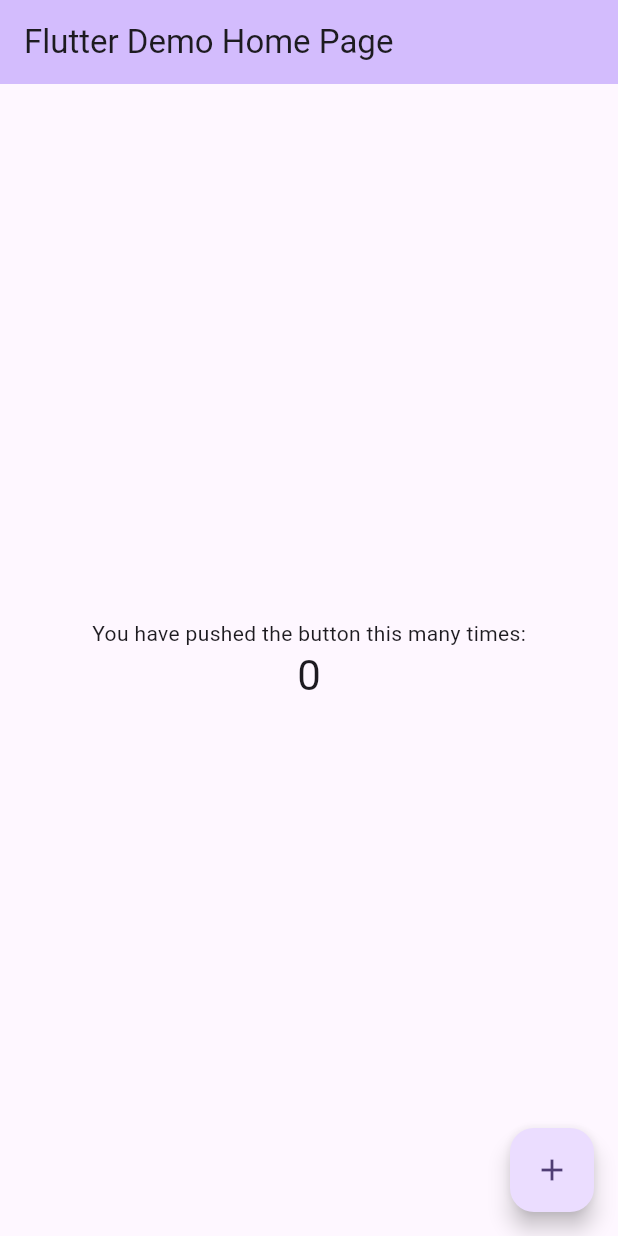
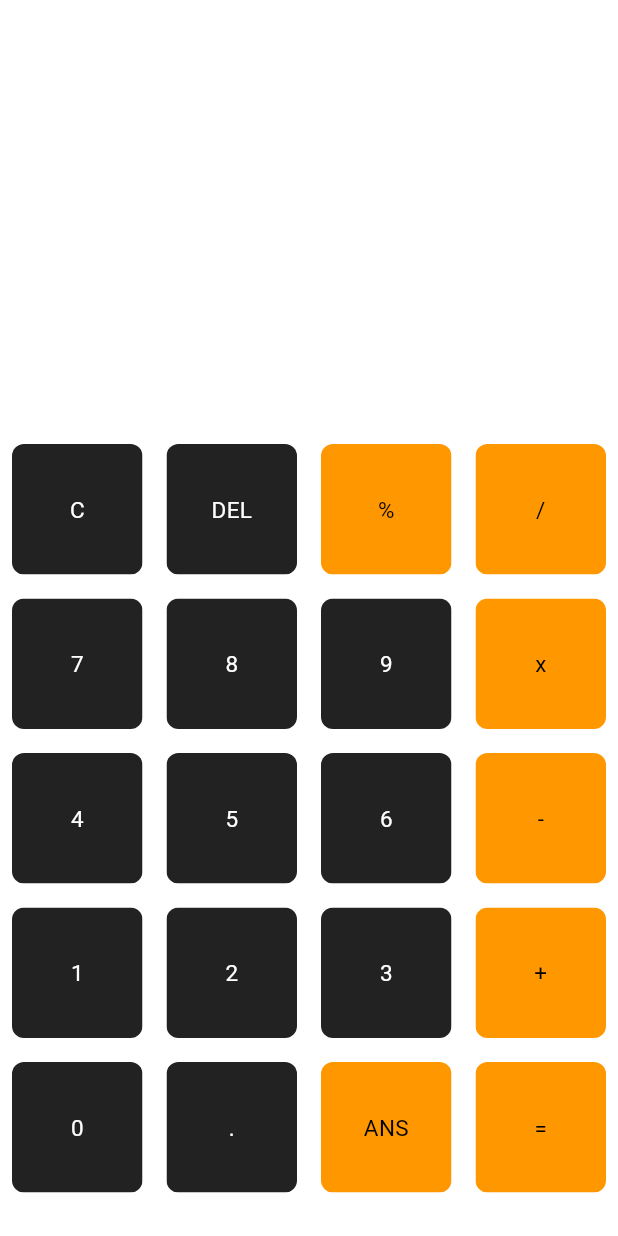
Before and after one commit to johnchristiandorola/calculator, a Flutter app: the screen it shows after launch, on a phone screen of 412 x 824 dp. Run offline on Flutter 3.47's test engine with Material 3 defaults, Android fonts, the phone set to English and light mode, and no system bars.

Commit message:
Working in UIs

```diff
--- a/lib/main.dart
+++ b/lib/main.dart
@@ -1,122 +1,25 @@
 import 'package:flutter/material.dart';
+import 'package:my_calculator/pages/calc_page.dart';
+import 'package:my_calculator/widget/button_widget.dart';
 
 void main() {
   runApp(const MyApp());
 }
 
-class MyApp extends StatelessWidget {
+class MyApp extends StatefulWidget {
   const MyApp({super.key});
 
-  // This widget is the root of your application.
+  @override
+  State<MyApp> createState() => _MyAppState();
+}
+
+class _MyAppState extends State<MyApp> {
   @override
   Widget build(BuildContext context) {
     return MaterialApp(
-      title: 'Flutter Demo',
-      theme: ThemeData(
-        // This is the theme of your application.
-        //
-        // TRY THIS: Try running your application with "flutter run". You'll see
-        // the application has a purple toolbar. Then, without quitting the app,
-        // try changing the seedColor in the colorScheme below to Colors.green
-        // and then invoke "hot reload" (save your changes or press the "hot
-        // reload" button in a Flutter-supported IDE, or press "r" if you used
-        // the command line to start the app).
-        //
-        // Notice that the counter didn't reset back to zero; the application
-        // state is not lost during the reload. To reset the state, use hot
-        // restart instead.
-        //
-        // This works for code too, not just values: Most code changes can be
-        // tested with just a hot reload.
-        colorScheme: ColorScheme.fromSeed(seedColor: Colors.deepPurple),
-      ),
-      home: const MyHomePage(title: 'Flutter Demo Home Page'),
+      debugShowCheckedModeBanner: false,
+      title: 'My Calculator',
+      home: Scaffold(backgroundColor: Colors.white70, body: CalcPage()),
     );
   }
 }
-
-class MyHomePage extends StatefulWidget {
-  const MyHomePage({super.key, required this.title});
-
-  // This widget is the home page of your application. It is stateful, meaning
-  // that it has a State object (defined below) that contains fields that affect
-  // how it looks.
-
-  // This class is the configuration for the state. It holds the values (in this
-  // case the title) provided by the parent (in this case the App widget) and
-  // used by the build method of the State. Fields in a Widget subclass are
-  // always marked "final".
-
-  final String title;
-
-  @override
-  State<MyHomePage> createState() => _MyHomePageState();
-}
-
-class _MyHomePageState extends State<MyHomePage> {
-  int _counter = 0;
-
-  void _incrementCounter() {
-    setState(() {
-      // This call to setState tells the Flutter framework that something has
-      // changed in this State, which causes it to rerun the build method below
-      // so that the display can reflect the updated values. If we changed
-      // _counter without calling setState(), then the build method would not be
-      // called again, and so nothing would appear to happen.
-      _counter++;
-    });
-  }
-
-  @override
-  Widget build(BuildContext context) {
-    // This method is rerun every time setState is called, for instance as done
-    // by the _incrementCounter method above.
-    //
-    // The Flutter framework has been optimized to make rerunning build methods
-    // fast, so that you can just rebuild anything that needs updating rather
-    // than having to individually change instances of widgets.
-    return Scaffold(
-      appBar: AppBar(
-        // TRY THIS: Try changing the color here to a specific color (to
-        // Colors.amber, perhaps?) and trigger a hot reload to see the AppBar
-        // change color while the other colors stay the same.
-        backgroundColor: Theme.of(context).colorScheme.inversePrimary,
-        // Here we take the value from the MyHomePage object that was created by
-        // the App.build method, and use it to set our appbar title.
-        title: Text(widget.title),
-      ),
-      body: Center(
-        // Center is a layout widget. It takes a single child and positions it
-        // in the middle of the parent.
-        child: Column(
-          // Column is also a layout widget. It takes a list of children and
-          // arranges them vertically. By default, it sizes itself to fit its
-          // children horizontally, and tries to be as tall as its parent.
-          //
-          // Column has various properties to control how it sizes itself and
-          // how it positions its children. Here we use mainAxisAlignment to
-          // center the children vertically; the main axis here is the vertical
-          // axis because Columns are vertical (the cross axis would be
-          // horizontal).
-          //
-          // TRY THIS: Invoke "debug painting" (choose the "Toggle Debug Paint"
-          // action in the IDE, or press "p" in the console), to see the
-          // wireframe for each widget.
-          mainAxisAlignment: MainAxisAlignment.center,
-          children: <Widget>[
-            const Text('You have pushed the button this many times:'),
-            Text(
-              '$_counter',
-              style: Theme.of(context).textTheme.headlineMedium,
-            ),
-          ],
-        ),
-      ),
-      floatingActionButton: FloatingActionButton(
-        onPressed: _incrementCounter,
-        tooltip: 'Increment',
-        child: const Icon(Icons.add),
-      ), // This trailing comma makes auto-formatting nicer for build methods.
-    );
-  }
-}
--- /dev/null
+++ b/lib/pages/calc_page.dart
@@ -0,0 +1,117 @@
+import 'package:flutter/material.dart';
+import 'package:my_calculator/widget/button_widget.dart';
+
+class CalcPage extends StatefulWidget {
+  const CalcPage({super.key});
+
+  @override
+  State<CalcPage> createState() => _CalcPageState();
+}
+
+class _CalcPageState extends State<CalcPage> {
+  String userInputs = '';
+  String answer = '';
+  List<String> listOfButtons = [
+    'C',
+    'DEL',
+    '%',
+    '/',
+    '7',
+    '8',
+    '9',
+    'x',
+    '4',
+    '5',
+    '6',
+    '-',
+    '1',
+    '2',
+    '3',
+    '+',
+    '0',
+    '.',
+    'ANS',
+    '=',
+  ];
+  @override
+  Widget build(BuildContext context) {
+    return Column(
+      children: [
+        SizedBox(height: 20.0),
+        Expanded(
+          child: Container(
+            child: Column(
+              mainAxisAlignment: MainAxisAlignment.spaceEvenly,
+              children: [
+                Container(
+                  color: Colors.white,
+                  padding: EdgeInsets.all(15),
+                  alignment: Alignment.bottomLeft,
+                  child: Text(userInputs, style: TextStyle(fontSize: 20.0)),
+                ),
+                Container(
+                  color: Colors.white,
+                  padding: EdgeInsets.all(15),
+                  alignment: Alignment.bottomRight,
+                  child: Text(answer, style: TextStyle(fontSize: 20.0)),
+                ),
+              ],
+            ),
+          ),
+        ),
+        Expanded(
+          flex: 2,
+          child: Container(
+            child: GridView.builder(
+              itemCount: listOfButtons.length,
+              gridDelegate: SliverGridDelegateWithFixedCrossAxisCount(
+                crossAxisCount: 4,
+              ),
+              itemBuilder: (context, index) {
+                return ButtonWidget(
+                  onTapped: () {
+                    setState(() {
+                      if (index == 0) {
+                        userInputs = '';
+                      } else if (index == 1) {
+                        userInputs = userInputs.substring(
+                          0,
+                          userInputs.length - 1,
+                        );
+                      } else {
+                        userInputs += listOfButtons[index];
+                      }
+                    });
+                  },
+                  buttonText: listOfButtons[index],
+                  buttonBgColor:
+                      isOperator(listOfButtons[index])
+                          ? Colors.orange
+                          : Colors.black87,
+                  buttonTextColor:
+                      isOperator(listOfButtons[index])
+                          ? Colors.black
+                          : Colors.white,
+                );
+              },
+            ),
+          ),
+        ),
+      ],
+    );
+  }
+
+  bool isOperator(String x) {
+    if (x == '%' ||
+        x == '/' ||
+        x == 'x' ||
+        x == '-' ||
+        x == '+' ||
+        x == '=' ||
+        x == 'ANS') {
+      return true;
+    } else {
+      return false;
+    }
+  }
+}
--- /dev/null
+++ b/lib/widget/button_widget.dart
@@ -0,0 +1,38 @@
+import 'package:flutter/material.dart';
+
+class ButtonWidget extends StatelessWidget {
+  const ButtonWidget({
+    super.key,
+    required this.buttonText,
+    required this.buttonBgColor,
+    required this.buttonTextColor,
+    required this.onTapped,
+  });
+
+  final String buttonText;
+  final buttonBgColor;
+  final buttonTextColor;
+  final onTapped;
+
+  @override
+  Widget build(BuildContext context) {
+    return GestureDetector(
+      onTap: onTapped,
+      child: Padding(
+        padding: const EdgeInsets.all(8.0),
+        child: ClipRRect(
+          borderRadius: BorderRadius.circular(8.0),
+          child: Container(
+            color: buttonBgColor,
+            child: Center(
+              child: Text(
+                buttonText,
+                style: TextStyle(color: buttonTextColor, fontSize: 15.0),
+              ),
+            ),
+          ),
+        ),
+      ),
+    );
+  }
+}
```
